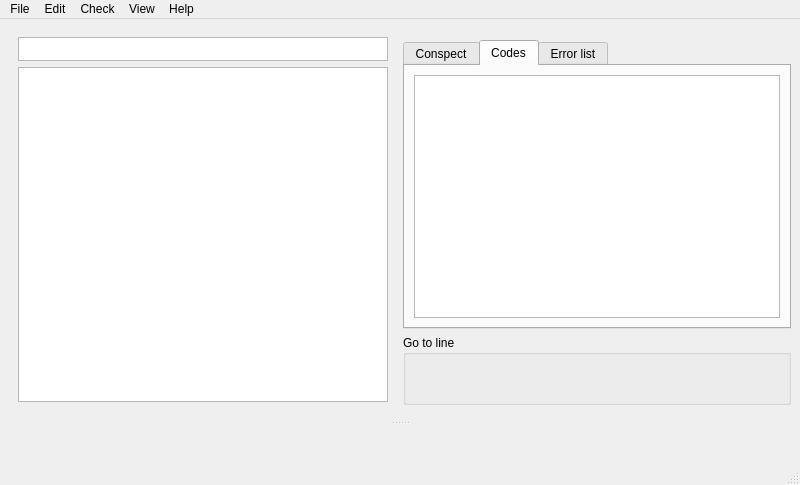
This is ui/mainwindow.ui in baziorek/STC_editor as Qt 5 draws it before an edit. The edited form follows.
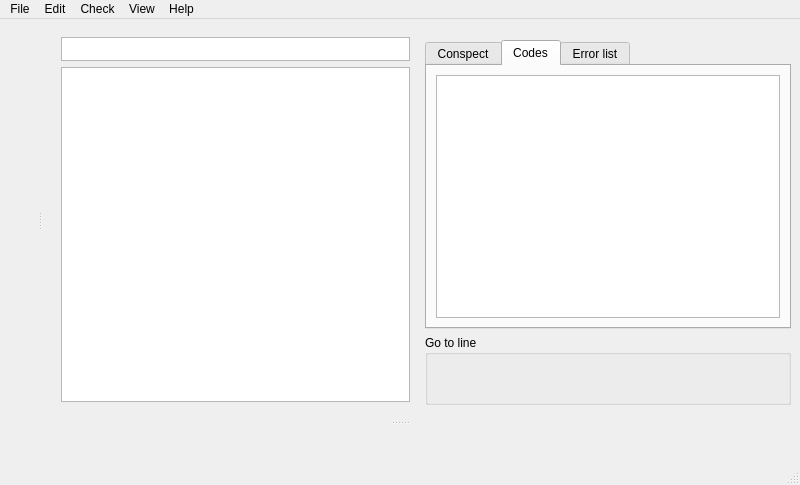
This is the edited form. Icons and pictures are not drawn. Custom widgets are drawn as their Qt base class.

Commit message: Integrated StcPreviewWidget with editor!

```diff
--- a/ui/mainwindow.ui
+++ b/ui/mainwindow.ui
@@ -245,6 +245,17 @@
     </layout>
    </widget>
   </widget>
+  <widget class="QDockWidget" name="stcPreviewDockWidget">
+   <property name="features">
+    <set>QDockWidget::DockWidgetFeature::DockWidgetVerticalTitleBar</set>
+   </property>
+   <attribute name="dockWidgetArea">
+    <number>1</number>
+   </attribute>
+   <widget class="StcPreviewWidget" name="stcPreviewWidget">
+    <layout class="QVBoxLayout" name="verticalLayout_6"/>
+   </widget>
+  </widget>
   <action name="actionLoad_file">
    <property name="text">
     <string>Open file</string>
@@ -439,6 +450,12 @@
    <extends>QTableWidget</extends>
    <header>widgets/CodeBlocksTableWidget.h</header>
   </customwidget>
+  <customwidget>
+   <class>StcPreviewWidget</class>
+   <extends>QWidget</extends>
+   <header>widgets/stcpreviewwidget.h</header>
+   <container>1</container>
+  </customwidget>
  </customwidgets>
  <resources/>
  <connections>
```
Left out of the diff: 194 changed lines with no effect on the pictures. The commit also changes 8 other files.
